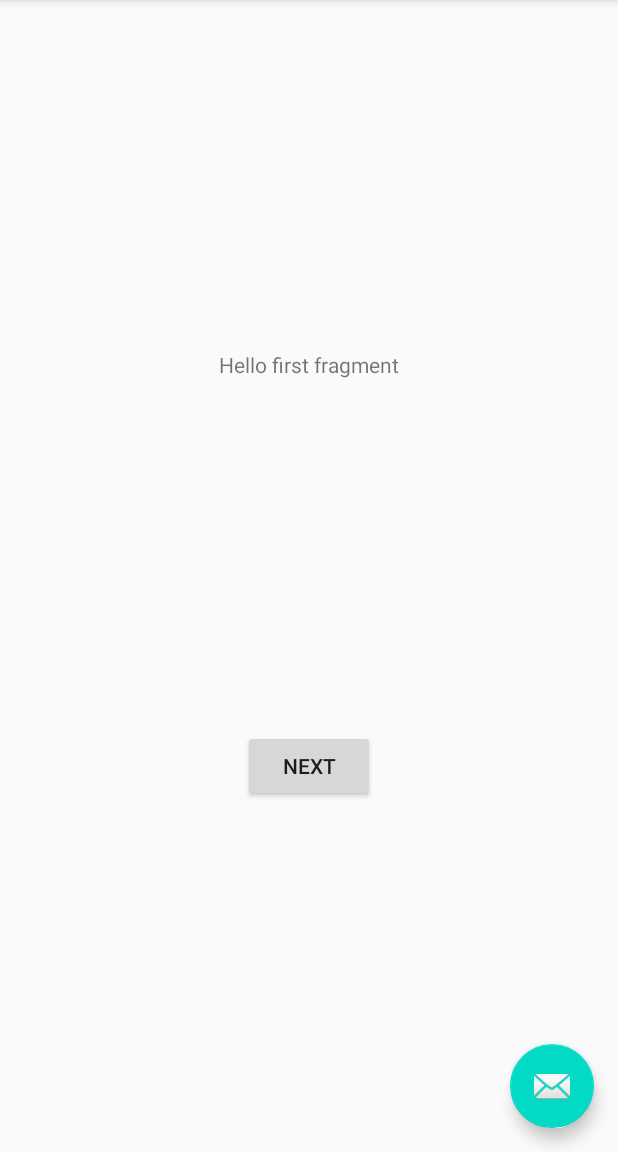
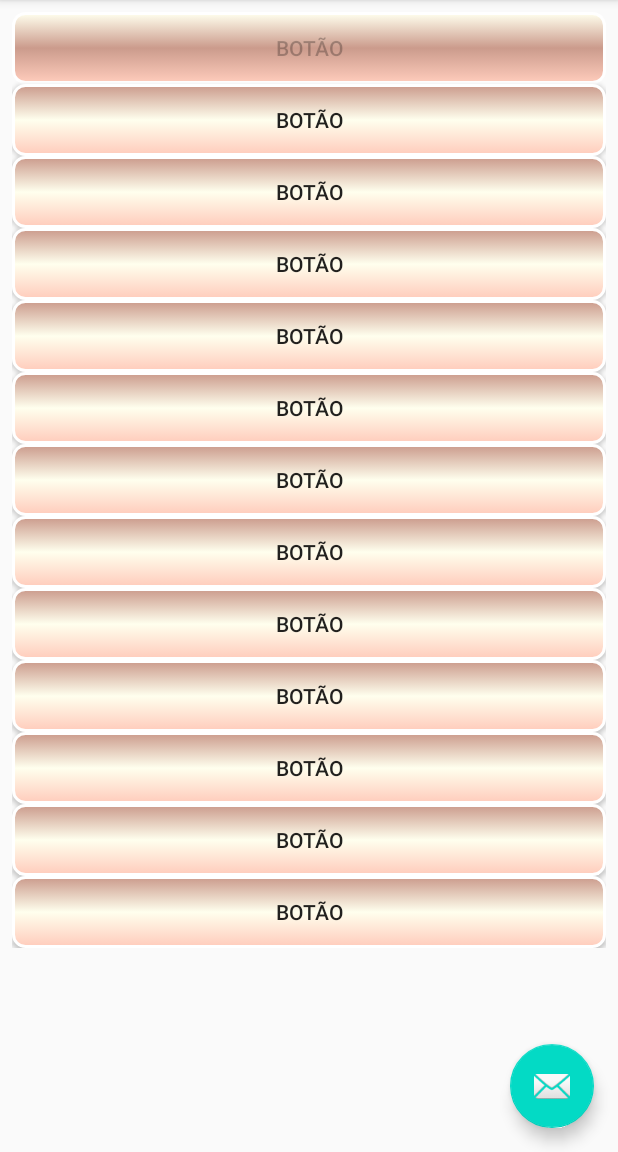
Before and after one commit to bycrr/AppScrollView, an Android app: the screen it shows after launch (MainActivity), on a phone screen of 412 x 824 dp, the part 84-1236 px from its top. Run offline under Robolectric (Android 15) with nearby library versions, the phone set to English and light mode, and no system bars.

```diff
--- a/app/src/main/java/br/com/bycrr/v1/appscrollview/FirstFragment.java
+++ /dev/null
@@ -1,37 +0,0 @@
-package br.com.bycrr.v1.appscrollview;
-
-import android.os.Bundle;
-import android.view.LayoutInflater;
-import android.view.View;
-import android.view.ViewGroup;
-
-import androidx.annotation.NonNull;
-import androidx.fragment.app.Fragment;
-import androidx.navigation.fragment.NavHostFragment;
-
-public class FirstFragment extends Fragment {
-
-    @Override
-    public View onCreateView(
-            LayoutInflater inflater, ViewGroup container,
-            Bundle savedInstanceState
-    ) {
-        // Inflate the layout for this fragment
-        return inflater.inflate(R.layout.fragment_first, container, false);
-    }
-
-    public void onViewCreated(@NonNull View view, Bundle savedInstanceState) {
-        super.onViewCreated(view, savedInstanceState);
-
-        view.findViewById(R.id.button_first).setOnClickListener(new View.OnClickListener() {
-            @Override
-            public void onClick(View view) {
-                FirstFragmentDirections.ActionFirstFragmentToSecondFragment action =
-                        FirstFragmentDirections.
-                                actionFirstFragmentToSecondFragment("From FirstFragment");
-                NavHostFragment.findNavController(FirstFragment.this)
-                        .navigate(action);
-            }
-        });
-    }
-}
--- a/app/src/main/java/br/com/bycrr/v1/appscrollview/SecondFragment.java
+++ /dev/null
@@ -1,39 +0,0 @@
-package br.com.bycrr.v1.appscrollview;
-
-import android.os.Bundle;
-import android.view.LayoutInflater;
-import android.view.View;
-import android.view.ViewGroup;
-import android.widget.TextView;
-
-import androidx.annotation.NonNull;
-import androidx.fragment.app.Fragment;
-import androidx.navigation.fragment.NavHostFragment;
-
-public class SecondFragment extends Fragment {
-
-    @Override
-    public View onCreateView(
-            LayoutInflater inflater, ViewGroup container,
-            Bundle savedInstanceState
-    ) {
-        // Inflate the layout for this fragment
-        return inflater.inflate(R.layout.fragment_second, container, false);
-    }
-
-    public void onViewCreated(@NonNull View view, Bundle savedInstanceState) {
-        super.onViewCreated(view, savedInstanceState);
-
-        String myArg = SecondFragmentArgs.fromBundle(getArguments()).getMyArg();
-        TextView textView = view.findViewById(R.id.textview_second);
-        textView.setText(getString(R.string.hello_second_fragment, myArg));
-
-        view.findViewById(R.id.button_second).setOnClickListener(new View.OnClickListener() {
-            @Override
-            public void onClick(View view) {
-                NavHostFragment.findNavController(SecondFragment.this)
-                        .navigate(R.id.action_SecondFragment_to_FirstFragment);
-            }
-        });
-    }
-}
--- /dev/null
+++ b/app/src/main/res/drawable/btn_customizado.xml
@@ -0,0 +1,13 @@
+<?xml version="1.0" encoding="utf-8"?>
+<selector xmlns:android="http://schemas.android.com/apk/res/android">
+    <item
+        android:state_enabled="false"
+        android:drawable="@drawable/btn_disabled" />
+    <item
+        android:state_pressed="true"
+        android:state_enabled="true"
+        android:drawable="@drawable/btn_pressed" />
+    <item
+        android:state_enabled="true"
+        android:drawable="@drawable/btn_enabled" />
+</selector>
--- /dev/null
+++ b/app/src/main/res/drawable/btn_disabled.xml
@@ -0,0 +1,19 @@
+<?xml version="1.0" encoding="utf-8"?>
+<shape xmlns:android="http://schemas.android.com/apk/res/android"
+    android:shape="rectangle">
+    <gradient
+        android:startColor="#ffccbc"
+        android:centerColor="#cb9b8c"
+        android:endColor="#ffffee"
+        android:angle="90"/>
+    <padding
+        android:left="7dp"
+        android:top="7dp"
+        android:right="7dp"
+        android:bottom="7dp" />
+    <stroke
+        android:width="2dip"
+        android:color="#FFFFFF" />
+    <corners
+        android:radius= "8dp" />
+</shape>
--- /dev/null
+++ b/app/src/main/res/drawable/btn_enabled.xml
@@ -0,0 +1,16 @@
+<?xml version="1.0" encoding="utf-8"?>
+<shape xmlns:android="http://schemas.android.com/apk/res/android" android:shape="rectangle">
+    <gradient
+        android:startColor="#ffccbc"
+        android:centerColor="#ffffee"
+        android:endColor="#cb9b8c"
+        android:angle="90"/>
+    <padding android:left="7dp"
+        android:top="7dp"
+        android:right="7dp"
+        android:bottom="7dp" />
+    <stroke
+        android:width="2dip"
+        android:color="#FFFFFF" />
+    <corners android:radius= "8dp" />
+</shape>
--- /dev/null
+++ b/app/src/main/res/drawable/btn_pressed.xml
@@ -0,0 +1,19 @@
+<?xml version="1.0" encoding="utf-8"?>
+<shape xmlns:android="http://schemas.android.com/apk/res/android"
+    android:shape="rectangle">
+    <gradient
+        android:angle="90"
+        android:centerColor="#ffccbc"
+        android:endColor="#cb9b8c"
+        android:startColor="#ffffee" />
+    <padding
+        android:bottom="7dp"
+        android:left="7dp"
+        android:right="7dp"
+        android:top="7dp" />
+    <stroke
+        android:width="2dip"
+        android:color="#FFFFFF" />
+    <corners
+        android:radius="8dp" />
+</shape>
--- a/app/src/main/res/layout/content_main.xml
+++ b/app/src/main/res/layout/content_main.xml
@@ -1,19 +1,112 @@
 <?xml version="1.0" encoding="utf-8"?>
 <androidx.constraintlayout.widget.ConstraintLayout xmlns:android="http://schemas.android.com/apk/res/android"
   xmlns:app="http://schemas.android.com/apk/res-auto"
+  xmlns:tools="http://schemas.android.com/tools"
   android:layout_width="match_parent"
   android:layout_height="match_parent"
   app:layout_behavior="@string/appbar_scrolling_view_behavior">
 
-    <fragment
-        android:id="@+id/nav_host_fragment"
-        android:name="androidx.navigation.fragment.NavHostFragment"
+  <ScrollView
+    android:id="@+id/scrollView2"
     android:layout_width="0dp"
     android:layout_height="0dp"
-        app:defaultNavHost="true"
+    android:layout_marginTop="8dp"
+    android:layout_marginBottom="8dp"
+    android:layout_marginStart="8dp"
+    android:layout_marginEnd="8dp"
+    app:layout_constraintEnd_toEndOf="parent"
     app:layout_constraintBottom_toBottomOf="parent"
-        app:layout_constraintLeft_toLeftOf="parent"
-        app:layout_constraintRight_toRightOf="parent"
-        app:layout_constraintTop_toTopOf="parent"
-        app:navGraph="@navigation/nav_graph" />
+    app:layout_constraintStart_toStartOf="parent"
+    app:layout_constraintTop_toTopOf="parent">
+
+    <LinearLayout
+      android:layout_width="match_parent"
+      android:layout_height="wrap_content"
+      android:orientation="vertical">
+
+      <Button
+        android:layout_width="match_parent"
+        android:layout_height="wrap_content"
+        android:background="@drawable/btn_customizado"
+        android:enabled="false"
+        android:text="Botão" />
+
+      <Button
+        android:layout_width="match_parent"
+        android:layout_height="wrap_content"
+        android:background="@drawable/btn_customizado"
+        android:text="Botão" />
+
+      <Button
+        android:layout_width="match_parent"
+        android:layout_height="wrap_content"
+        android:background="@drawable/btn_customizado"
+        android:text="Botão" />
+
+      <Button
+        android:layout_width="match_parent"
+        android:layout_height="wrap_content"
+        android:background="@drawable/btn_customizado"
+        android:text="Botão" />
+
+      <Button
+        android:layout_width="match_parent"
+        android:layout_height="wrap_content"
+        android:background="@drawable/btn_customizado"
+        android:text="Botão" />
+
+      <Button
+        android:layout_width="match_parent"
+        android:layout_height="wrap_content"
+        android:background="@drawable/btn_customizado"
+        android:text="Botão" />
+
+      <Button
+        android:layout_width="match_parent"
+        android:layout_height="wrap_content"
+        android:background="@drawable/btn_customizado"
+        android:text="Botão" />
+
+      <Button
+        android:layout_width="match_parent"
+        android:layout_height="wrap_content"
+        android:background="@drawable/btn_customizado"
+        android:text="Botão" />
+
+      <Button
+        android:layout_width="match_parent"
+        android:layout_height="wrap_content"
+        android:background="@drawable/btn_customizado"
+        android:text="Botão" />
+
+      <Button
+        android:layout_width="match_parent"
+        android:layout_height="wrap_content"
+        android:background="@drawable/btn_customizado"
+        android:text="Botão" />
+
+      <Button
+        android:layout_width="match_parent"
+        android:layout_height="wrap_content"
+        android:background="@drawable/btn_customizado"
+        android:text="Botão" />
+
+      <Button
+        android:layout_width="match_parent"
+        android:layout_height="wrap_content"
+        android:background="@drawable/btn_customizado"
+        android:text="Botão" />
+
+      <Button
+        android:layout_width="match_parent"
+        android:layout_height="wrap_content"
+        android:background="@drawable/btn_customizado"
+        android:text="Botão" />
+
+
+
+    </LinearLayout>
+
+  </ScrollView>
+
 </androidx.constraintlayout.widget.ConstraintLayout>
--- a/app/src/main/res/layout/fragment_first.xml
+++ /dev/null
@@ -1,28 +0,0 @@
-<?xml version="1.0" encoding="utf-8"?>
-<androidx.constraintlayout.widget.ConstraintLayout xmlns:android="http://schemas.android.com/apk/res/android"
-    xmlns:app="http://schemas.android.com/apk/res-auto"
-    xmlns:tools="http://schemas.android.com/tools"
-    android:layout_width="match_parent"
-    android:layout_height="match_parent"
-    tools:context=".FirstFragment">
-
-    <TextView
-        android:id="@+id/textview_first"
-        android:layout_width="wrap_content"
-        android:layout_height="wrap_content"
-        android:text="@string/hello_first_fragment"
-        app:layout_constraintBottom_toTopOf="@id/button_first"
-        app:layout_constraintEnd_toEndOf="parent"
-        app:layout_constraintStart_toStartOf="parent"
-        app:layout_constraintTop_toTopOf="parent" />
-
-    <Button
-        android:id="@+id/button_first"
-        android:layout_width="wrap_content"
-        android:layout_height="wrap_content"
-        android:text="@string/next"
-        app:layout_constraintBottom_toBottomOf="parent"
-        app:layout_constraintEnd_toEndOf="parent"
-        app:layout_constraintStart_toStartOf="parent"
-        app:layout_constraintTop_toBottomOf="@id/textview_first" />
-</androidx.constraintlayout.widget.ConstraintLayout>
--- a/app/src/main/res/layout/fragment_second.xml
+++ /dev/null
@@ -1,27 +0,0 @@
-<?xml version="1.0" encoding="utf-8"?>
-<androidx.constraintlayout.widget.ConstraintLayout xmlns:android="http://schemas.android.com/apk/res/android"
-    xmlns:app="http://schemas.android.com/apk/res-auto"
-    xmlns:tools="http://schemas.android.com/tools"
-    android:layout_width="match_parent"
-    android:layout_height="match_parent"
-    tools:context=".SecondFragment">
-
-    <TextView
-        android:id="@+id/textview_second"
-        android:layout_width="wrap_content"
-        android:layout_height="wrap_content"
-        app:layout_constraintBottom_toTopOf="@id/button_second"
-        app:layout_constraintEnd_toEndOf="parent"
-        app:layout_constraintStart_toStartOf="parent"
-        app:layout_constraintTop_toTopOf="parent" />
-
-    <Button
-        android:id="@+id/button_second"
-        android:layout_width="wrap_content"
-        android:layout_height="wrap_content"
-        android:text="@string/previous"
-        app:layout_constraintBottom_toBottomOf="parent"
-        app:layout_constraintEnd_toEndOf="parent"
-        app:layout_constraintStart_toStartOf="parent"
-        app:layout_constraintTop_toBottomOf="@id/textview_second" />
-</androidx.constraintlayout.widget.ConstraintLayout>
--- a/app/src/main/res/navigation/nav_graph.xml
+++ /dev/null
@@ -1,32 +0,0 @@
-<?xml version="1.0" encoding="utf-8"?>
-<navigation xmlns:android="http://schemas.android.com/apk/res/android"
-    xmlns:app="http://schemas.android.com/apk/res-auto"
-    xmlns:tools="http://schemas.android.com/tools"
-    android:id="@+id/nav_graph"
-    app:startDestination="@id/FirstFragment">
-
-    <fragment
-        android:id="@+id/FirstFragment"
-        android:name="br.com.bycrr.v1.appscrollview.FirstFragment"
-        android:label="@string/first_fragment_label"
-        tools:layout="@layout/fragment_first">
-
-        <action
-            android:id="@+id/action_FirstFragment_to_SecondFragment"
-            app:destination="@id/SecondFragment" />
-    </fragment>
-    <fragment
-        android:id="@+id/SecondFragment"
-        android:name="br.com.bycrr.v1.appscrollview.SecondFragment"
-        android:label="@string/second_fragment_label"
-        tools:layout="@layout/fragment_second">
-
-        <action
-            android:id="@+id/action_SecondFragment_to_FirstFragment"
-            app:destination="@id/FirstFragment" />
-
-        <argument
-            android:name="myArg"
-            app:argType="string" />
-    </fragment>
-</navigation>
```
Lines whose indentation alone changed are shown as unchanged.
